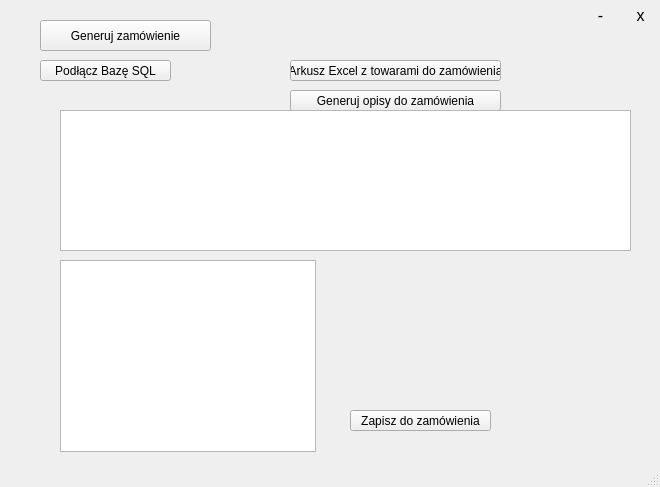
Qt form zamowienia.ui (Fastus001/Zamowienia) before a commit.
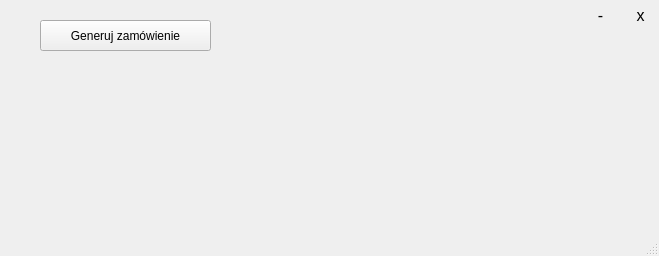
The same form after that commit.

What changed in the file:
```diff
--- a/zamowienia.ui
+++ b/zamowienia.ui
@@ -6,8 +6,8 @@
    <rect>
     <x>0</x>
     <y>0</y>
-    <width>660</width>
-    <height>487</height>
+    <width>659</width>
+    <height>256</height>
    </rect>
   </property>
   <property name="windowTitle">
@@ -74,78 +74,6 @@
      <string>-</string>
     </property>
    </widget>
-   <widget class="QPushButton" name="connectToSql">
-    <property name="geometry">
-     <rect>
-      <x>40</x>
-      <y>60</y>
-      <width>131</width>
-      <height>21</height>
-     </rect>
-    </property>
-    <property name="text">
-     <string>Podłącz Bazę SQL</string>
-    </property>
-   </widget>
-   <widget class="QPushButton" name="exelFilePathButton">
-    <property name="geometry">
-     <rect>
-      <x>290</x>
-      <y>60</y>
-      <width>211</width>
-      <height>21</height>
-     </rect>
-    </property>
-    <property name="text">
-     <string>Arkusz Excel z towarami do zamówienia</string>
-    </property>
-   </widget>
-   <widget class="QPushButton" name="searchItemsInSqlButton">
-    <property name="geometry">
-     <rect>
-      <x>290</x>
-      <y>90</y>
-      <width>211</width>
-      <height>21</height>
-     </rect>
-    </property>
-    <property name="text">
-     <string>Generuj opisy do zamówienia</string>
-    </property>
-   </widget>
-   <widget class="QTableView" name="tableView">
-    <property name="geometry">
-     <rect>
-      <x>60</x>
-      <y>110</y>
-      <width>571</width>
-      <height>141</height>
-     </rect>
-    </property>
-   </widget>
-   <widget class="QPushButton" name="updateOrderButton">
-    <property name="geometry">
-     <rect>
-      <x>350</x>
-      <y>410</y>
-      <width>141</width>
-      <height>21</height>
-     </rect>
-    </property>
-    <property name="text">
-     <string>Zapisz do zamówienia</string>
-    </property>
-   </widget>
-   <widget class="QListWidget" name="listWidget">
-    <property name="geometry">
-     <rect>
-      <x>60</x>
-      <y>260</y>
-      <width>256</width>
-      <height>192</height>
-     </rect>
-    </property>
-   </widget>
    <widget class="QPushButton" name="makeOrderButton">
     <property name="geometry">
      <rect>
```
